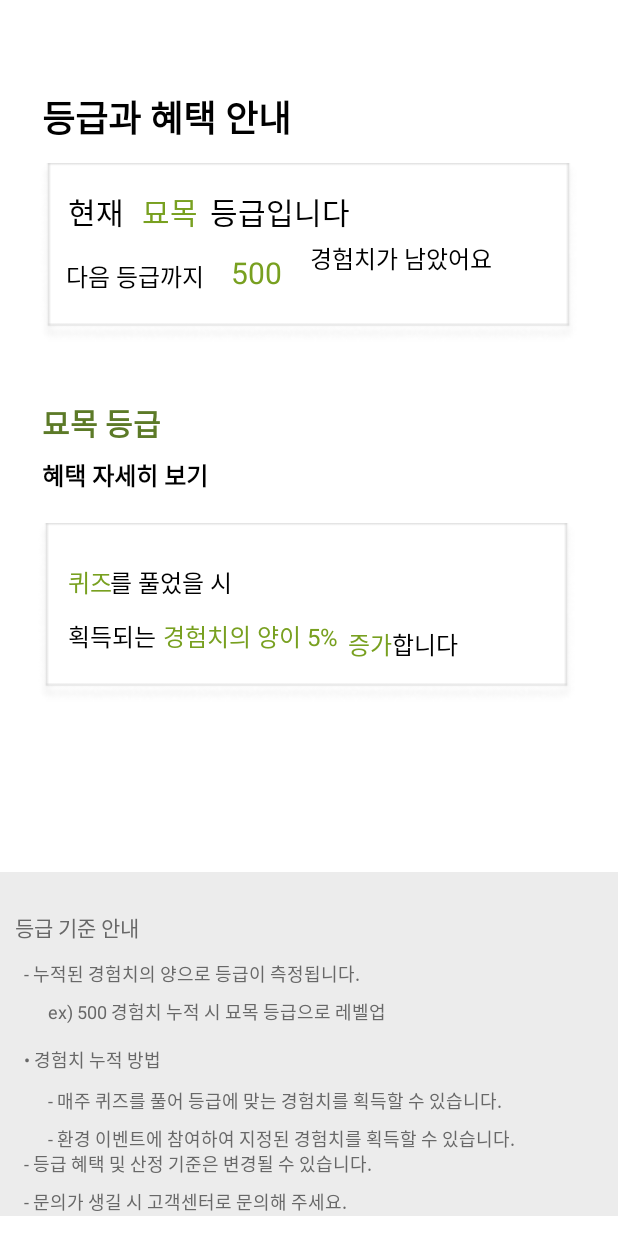
After one commit to alswn1/RECO, an Android app: the layout recode_level.xml on its own in the app's theme, with its tools: preview values and no code run, on a phone screen of 412 x 824 dp. The commit adds this screen. Run offline under Robolectric (Android 15) with nearby library versions, the phone set to English and light mode, and no system bars.

Commit message:
xml 디자인

```diff
--- /dev/null
+++ b/app/src/main/res/layout/recode_level.xml
@@ -0,0 +1,330 @@
+<?xml version="1.0" encoding="utf-8"?>
+<androidx.constraintlayout.widget.ConstraintLayout xmlns:android="http://schemas.android.com/apk/res/android"
+    xmlns:app="http://schemas.android.com/apk/res-auto"
+    xmlns:tools="http://schemas.android.com/tools"
+    android:layout_width="match_parent"
+    android:layout_height="match_parent"
+    android:background="#FFFFFF"
+    android:backgroundTint="#FFFFFF"
+    tools:layout_editor_absoluteY="81dp">
+
+    <ImageView
+        android:id="@+id/imageView18"
+        android:layout_width="358dp"
+        android:layout_height="152dp"
+        android:layout_marginTop="92dp"
+        app:layout_constraintEnd_toEndOf="parent"
+        app:layout_constraintHorizontal_bias="0.49"
+        app:layout_constraintStart_toStartOf="parent"
+        app:layout_constraintTop_toTopOf="parent"
+        app:srcCompat="@drawable/levelbg" />
+
+    <TextView
+        android:id="@+id/textView40"
+        android:layout_width="wrap_content"
+        android:layout_height="wrap_content"
+        android:layout_marginStart="36dp"
+        android:text="합니다"
+        android:textColor="#000000"
+        android:textSize="16sp"
+        app:layout_constraintBaseline_toBaselineOf="@+id/textView39"
+        app:layout_constraintStart_toEndOf="@+id/textView38" />
+
+    <TextView
+        android:id="@+id/textView23"
+        android:layout_width="wrap_content"
+        android:layout_height="wrap_content"
+        android:layout_marginEnd="4dp"
+        android:layout_marginBottom="16dp"
+        android:text="묘목"
+        android:textColor="#78A020"
+        android:textSize="20sp"
+        app:layout_constraintBottom_toTopOf="@+id/textView25"
+        app:layout_constraintEnd_toEndOf="@+id/textView25" />
+
+    <TextView
+        android:id="@+id/textView30"
+        android:layout_width="wrap_content"
+        android:layout_height="wrap_content"
+        android:layout_marginTop="12dp"
+        android:text="500"
+        android:textColor="#78A020"
+        android:textSize="20sp"
+        app:layout_constraintEnd_toStartOf="@+id/textView31"
+        app:layout_constraintHorizontal_bias="0.484"
+        app:layout_constraintStart_toEndOf="@+id/textView25"
+        app:layout_constraintTop_toBottomOf="@+id/textView24" />
+
+    <TextView
+        android:id="@+id/textView21"
+        android:layout_width="wrap_content"
+        android:layout_height="wrap_content"
+        android:layout_marginStart="28dp"
+        android:layout_marginTop="60dp"
+        android:text="등급과 혜택 안내"
+        android:textColor="#000000"
+        android:textSize="24sp"
+        android:textStyle="bold"
+        app:layout_constraintStart_toStartOf="parent"
+        app:layout_constraintTop_toTopOf="parent" />
+
+    <TextView
+        android:id="@+id/textView24"
+        android:layout_width="wrap_content"
+        android:layout_height="wrap_content"
+        android:layout_marginStart="8dp"
+        android:text="등급입니다"
+        android:textColor="#000000"
+        android:textSize="20sp"
+        app:layout_constraintBaseline_toBaselineOf="@+id/textView23"
+        app:layout_constraintStart_toEndOf="@+id/textView23" />
+
+    <TextView
+        android:id="@+id/textView32"
+        android:layout_width="wrap_content"
+        android:layout_height="wrap_content"
+        android:layout_marginStart="28dp"
+        android:layout_marginBottom="8dp"
+        android:text="묘목 등급"
+        android:textColor="#5C7A27"
+        android:textSize="20sp"
+        android:textStyle="bold"
+        app:layout_constraintBottom_toTopOf="@+id/textView46"
+        app:layout_constraintStart_toStartOf="parent" />
+
+    <TextView
+        android:id="@+id/textView37"
+        android:layout_width="wrap_content"
+        android:layout_height="wrap_content"
+        android:layout_marginTop="12dp"
+        android:text="경험치의 양이"
+        android:textColor="#78A020"
+        android:textSize="16sp"
+        app:layout_constraintEnd_toEndOf="@+id/textView33"
+        app:layout_constraintHorizontal_bias="0.483"
+        app:layout_constraintStart_toEndOf="@+id/textView33"
+        app:layout_constraintTop_toBottomOf="@+id/textView33" />
+
+    <TextView
+        android:id="@+id/textView31"
+        android:layout_width="wrap_content"
+        android:layout_height="wrap_content"
+        android:layout_marginTop="4dp"
+        android:layout_marginEnd="84dp"
+        android:text="경험치가 남았어요"
+        android:textColor="#000000"
+        android:textSize="16sp"
+        app:layout_constraintEnd_toEndOf="parent"
+        app:layout_constraintTop_toBottomOf="@+id/textView24" />
+
+    <TextView
+        android:id="@+id/textView46"
+        android:layout_width="wrap_content"
+        android:layout_height="wrap_content"
+        android:layout_marginStart="28dp"
+        android:layout_marginBottom="3dp"
+        android:text="혜택 자세히 보기"
+        android:textColor="#000000"
+        android:textSize="16sp"
+        android:textStyle="bold"
+        app:layout_constraintBottom_toTopOf="@+id/imageView21"
+        app:layout_constraintStart_toStartOf="parent" />
+
+    <TextView
+        android:id="@+id/textView36"
+        android:layout_width="wrap_content"
+        android:layout_height="wrap_content"
+        android:text="획득되는"
+        android:textColor="#000000"
+        android:textSize="16sp"
+        app:layout_constraintBaseline_toBaselineOf="@+id/textView37"
+        app:layout_constraintEnd_toEndOf="@+id/textView35"
+        app:layout_constraintHorizontal_bias="0.508"
+        app:layout_constraintStart_toEndOf="@+id/textView35" />
+
+    <TextView
+        android:id="@+id/textView22"
+        android:layout_width="wrap_content"
+        android:layout_height="wrap_content"
+        android:layout_marginStart="1dp"
+        android:text="현재"
+        android:textColor="#000000"
+        android:textSize="20sp"
+        app:layout_constraintBaseline_toBaselineOf="@+id/textView23"
+        app:layout_constraintStart_toStartOf="@+id/textView25" />
+
+    <TextView
+        android:id="@+id/textView33"
+        android:layout_width="wrap_content"
+        android:layout_height="wrap_content"
+        android:layout_marginStart="28dp"
+        android:layout_marginTop="44dp"
+        android:text="를 풀었을 시"
+        android:textColor="#000000"
+        android:textSize="16sp"
+        app:layout_constraintStart_toStartOf="@+id/textView35"
+        app:layout_constraintTop_toTopOf="@+id/imageView21" />
+
+    <TextView
+        android:id="@+id/textView38"
+        android:layout_width="wrap_content"
+        android:layout_height="wrap_content"
+        android:layout_marginStart="4dp"
+        android:text="5%"
+        android:textColor="#78A020"
+        android:textSize="16sp"
+        app:layout_constraintBaseline_toBaselineOf="@+id/textView37"
+        app:layout_constraintStart_toEndOf="@+id/textView37" />
+
+    <TextView
+        android:id="@+id/textView39"
+        android:layout_width="wrap_content"
+        android:layout_height="wrap_content"
+        android:layout_marginTop="4dp"
+        android:text="증가"
+        android:textColor="#78A020"
+        android:textSize="16sp"
+        app:layout_constraintEnd_toStartOf="@+id/textView40"
+        app:layout_constraintTop_toTopOf="@+id/textView38" />
+
+    <ImageView
+        android:id="@+id/imageView21"
+        android:layout_width="358dp"
+        android:layout_height="152dp"
+        android:layout_marginTop="332dp"
+        app:layout_constraintEnd_toEndOf="parent"
+        app:layout_constraintHorizontal_bias="0.471"
+        app:layout_constraintStart_toStartOf="parent"
+        app:layout_constraintTop_toTopOf="parent"
+        app:srcCompat="@drawable/levelbg" />
+
+    <TextView
+        android:id="@+id/textView35"
+        android:layout_width="wrap_content"
+        android:layout_height="wrap_content"
+        android:layout_marginStart="20dp"
+        android:text="퀴즈"
+        android:textColor="#78A020"
+        android:textSize="16sp"
+        app:layout_constraintBaseline_toBaselineOf="@+id/textView33"
+        app:layout_constraintStart_toStartOf="@+id/imageView21" />
+
+    <TextView
+        android:id="@+id/textView25"
+        android:layout_width="wrap_content"
+        android:layout_height="wrap_content"
+        android:layout_marginStart="44dp"
+        android:layout_marginBottom="48dp"
+        android:text="다음 등급까지"
+        android:textColor="#000000"
+        android:textSize="16sp"
+        app:layout_constraintBottom_toBottomOf="@+id/imageView18"
+        app:layout_constraintStart_toStartOf="parent" />
+
+    <ImageView
+        android:id="@+id/levelsq"
+        android:layout_width="603dp"
+        android:layout_height="472dp"
+        android:layout_marginTop="460dp"
+        android:contentDescription="level"
+        app:layout_constraintTop_toTopOf="parent"
+        app:srcCompat="@drawable/levelbg2"
+        tools:layout_editor_absoluteX="-114dp"
+        tools:ignore="MissingConstraints" />
+
+    <TextView
+        android:id="@+id/textView41"
+        android:layout_width="wrap_content"
+        android:layout_height="wrap_content"
+        android:layout_marginStart="10dp"
+        android:layout_marginBottom="195dp"
+        android:text="등급 기준 안내"
+        android:textColor="#686868"
+        app:layout_constraintBottom_toBottomOf="parent"
+        app:layout_constraintStart_toStartOf="parent" />
+
+    <TextView
+        android:id="@+id/textView42"
+        android:layout_width="wrap_content"
+        android:layout_height="wrap_content"
+        android:layout_marginStart="16dp"
+        android:layout_marginTop="11dp"
+        android:text="- 누적된 경험치의 양으로 등급이 측정됩니다."
+        android:textColor="#686868"
+        android:textSize="12sp"
+        app:layout_constraintStart_toStartOf="parent"
+        app:layout_constraintTop_toBottomOf="@+id/textView41" />
+
+    <TextView
+        android:id="@+id/textView43"
+        android:layout_width="wrap_content"
+        android:layout_height="wrap_content"
+        android:layout_marginStart="32dp"
+        android:layout_marginTop="7dp"
+        android:text="ex) 500 경험치 누적 시 묘목 등급으로 레벨업"
+        android:textColor="#686868"
+        android:textSize="12sp"
+        app:layout_constraintStart_toStartOf="parent"
+        app:layout_constraintTop_toBottomOf="@+id/textView42" />
+
+    <TextView
+        android:id="@+id/textView44"
+        android:layout_width="wrap_content"
+        android:layout_height="wrap_content"
+        android:layout_marginStart="16dp"
+        android:layout_marginTop="14dp"
+        android:text="• 경험치 누적 방법"
+        android:textColor="#686868"
+        android:textSize="12sp"
+        app:layout_constraintStart_toStartOf="parent"
+        app:layout_constraintTop_toBottomOf="@+id/textView43" />
+
+    <TextView
+        android:id="@+id/textView45"
+        android:layout_width="wrap_content"
+        android:layout_height="wrap_content"
+        android:layout_marginStart="32dp"
+        android:layout_marginTop="9dp"
+        android:text="- 매주 퀴즈를 풀어 등급에 맞는 경험치를 획득할 수 있습니다."
+        android:textColor="#686868"
+        android:textSize="12sp"
+        app:layout_constraintStart_toStartOf="parent"
+        app:layout_constraintTop_toBottomOf="@+id/textView44" />
+
+    <TextView
+        android:id="@+id/textView47"
+        android:layout_width="wrap_content"
+        android:layout_height="wrap_content"
+        android:layout_marginStart="32dp"
+        android:layout_marginTop="7dp"
+        android:text="- 환경 이벤트에 참여하여 지정된 경험치를 획득할 수 있습니다."
+        android:textColor="#686868"
+        android:textSize="12sp"
+        app:layout_constraintStart_toStartOf="parent"
+        app:layout_constraintTop_toBottomOf="@+id/textView45" />
+
+    <TextView
+        android:id="@+id/textView48"
+        android:layout_width="wrap_content"
+        android:layout_height="wrap_content"
+        android:layout_marginStart="16dp"
+        android:layout_marginBottom="7dp"
+        android:text="- 등급 혜택 및 산정 기준은 변경될 수 있습니다."
+        android:textColor="#686868"
+        android:textSize="12sp"
+        app:layout_constraintBottom_toTopOf="@+id/textView49"
+        app:layout_constraintStart_toStartOf="parent" />
+
+    <TextView
+        android:id="@+id/textView49"
+        android:layout_width="wrap_content"
+        android:layout_height="wrap_content"
+        android:layout_marginStart="16dp"
+        android:layout_marginBottom="14dp"
+        android:text="- 문의가 생길 시 고객센터로 문의해 주세요."
+        android:textColor="#686868"
+        android:textSize="12sp"
+        app:layout_constraintBottom_toBottomOf="parent"
+        app:layout_constraintStart_toStartOf="parent" />
+
+</androidx.constraintlayout.widget.ConstraintLayout>
```
Also changed, not shown: app/src/main/java/com/example/reco/Home.java (added, +13 -0 lines), app/src/main/java/com/example/reco/RecodeLevel.java (added, +13 -0 lines), app/src/main/java/com/example/reco/RecodeMain.java (added, +16 -0 lines), app/src/main/res/drawable/radius.xml (added, +7 -0 lines), app/src/main/res/layout/quiz_fail.xml (added, +52 -0 lines), app/src/main/res/layout/quiz_point.xml (added, +62 -0 lines), app/src/main/res/layout/recode_main.xml (+11 -8 lines), app/src/main/res/drawable/check2.png (added), app/src/main/res/drawable/levelbg.png (added), app/src/main/res/drawable/levelbg2.png (added), app/src/main/res/drawable/point.png (added).
